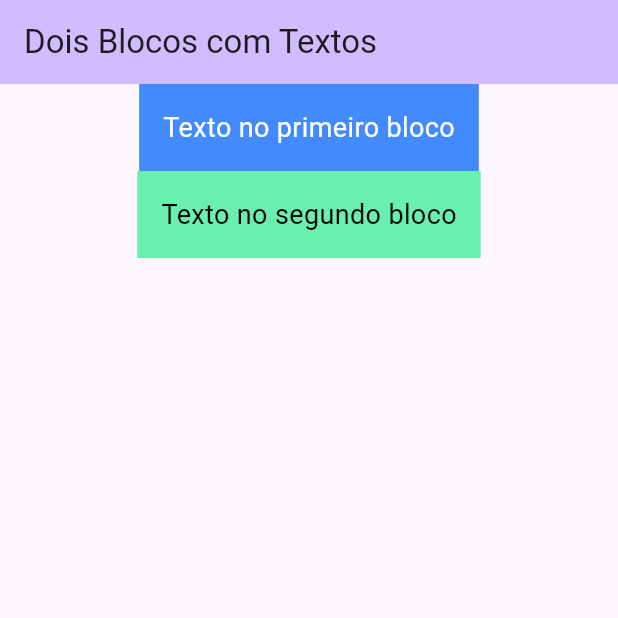
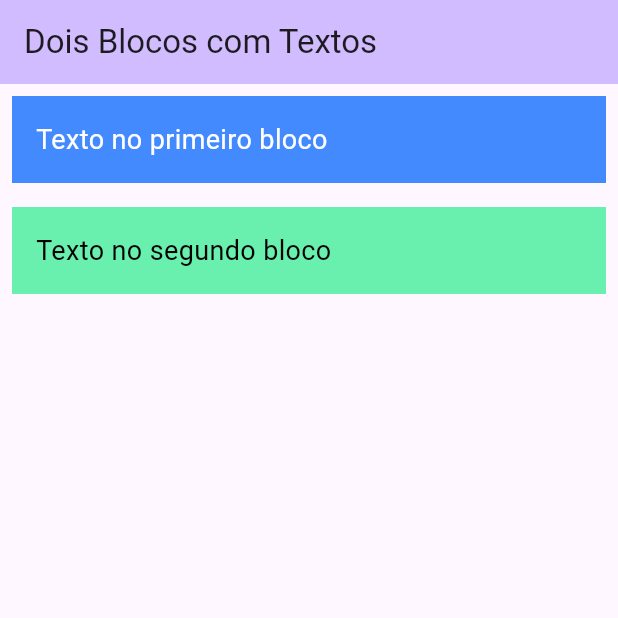
Before and after one commit to victormachadogp/flutter-app, a Flutter app: the screen it shows after launch, on a phone screen of 412 x 824 dp, the top half of it. Run offline on Flutter 3.47's test engine with Material 3 defaults, Android fonts, the phone set to English and light mode, and no system bars.

```diff
--- a/lib/main.dart
+++ b/lib/main.dart
@@ -23,7 +23,10 @@ class MyApp extends StatelessWidget {
         body: Center(
           child: Column(
             children: [
+              // Primeiro bloco com largura máxima e margem
               Container(
+                width: double.infinity, // Ocupar toda a largura
+                margin: const EdgeInsets.all(8.0), // Margem ao redor
                 padding: const EdgeInsets.all(16.0),
                 color: Colors.blueAccent,
                 child: const Text(
@@ -31,7 +34,10 @@ class MyApp extends StatelessWidget {
                   style: TextStyle(color: Colors.white, fontSize: 18),
                 ),
               ),
+              // Segundo bloco com largura máxima e margem
               Container(
+                width: double.infinity, // Ocupar toda a largura
+                margin: const EdgeInsets.all(8.0), // Margem ao redor
                 padding: const EdgeInsets.all(16.0),
                 color: Colors.greenAccent,
                 child: const Text(
```
